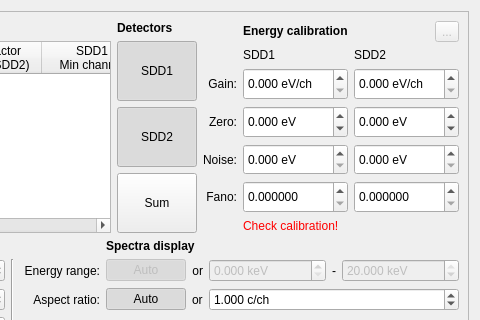
Qt form batch.ui (pfilipl/PolyX-XRF-Data-Analyser) before a commit; both pictures show x 819 to 1299 and y 0 to 320 of the 1299 by 720 pixel window.
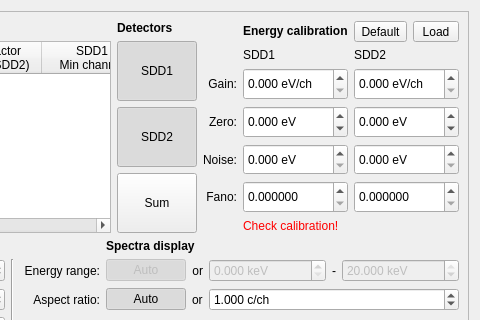
The same form after that commit.

Commit message: Separate SDDs calibration: importing calibration form SensitivityResults file (Micro-XRF App result), loading default calibration (_dante_Ecallibration files)

Diff of the .ui file:
```diff
--- a/batch.ui
+++ b/batch.ui
@@ -1111,15 +1111,34 @@
              </widget>
             </item>
             <item>
-             <widget class="QToolButton" name="toolButton_CallibrationSearch">
+             <widget class="QToolButton" name="toolButton_CalibrationDefault">
+              <property name="sizePolicy">
+               <sizepolicy hsizetype="Preferred" vsizetype="Fixed">
+                <horstretch>0</horstretch>
+                <verstretch>0</verstretch>
+               </sizepolicy>
+              </property>
+              <property name="text">
+               <string>Default</string>
+              </property>
+             </widget>
+            </item>
+            <item>
+             <widget class="QToolButton" name="toolButton_CalibrationLoad">
               <property name="enabled">
-               <bool>false</bool>
+               <bool>true</bool>
+              </property>
+              <property name="sizePolicy">
+               <sizepolicy hsizetype="Preferred" vsizetype="Fixed">
+                <horstretch>0</horstretch>
+                <verstretch>0</verstretch>
+               </sizepolicy>
               </property>
               <property name="mouseTracking">
                <bool>true</bool>
               </property>
               <property name="text">
-               <string>...</string>
+               <string>Load</string>
               </property>
              </widget>
             </item>
```
The commit also changes 4 other files.
